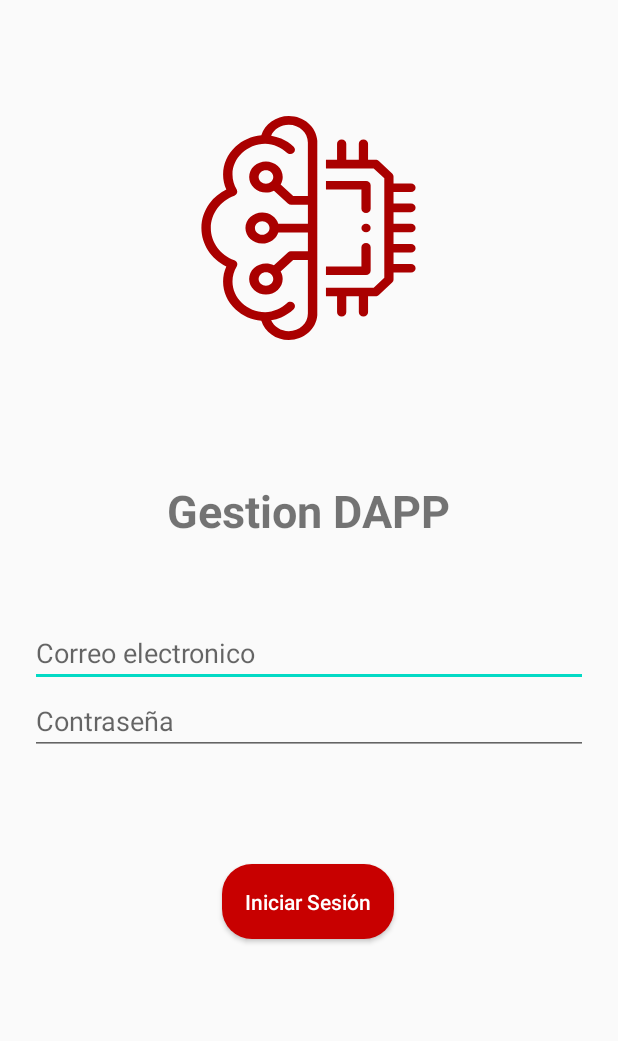
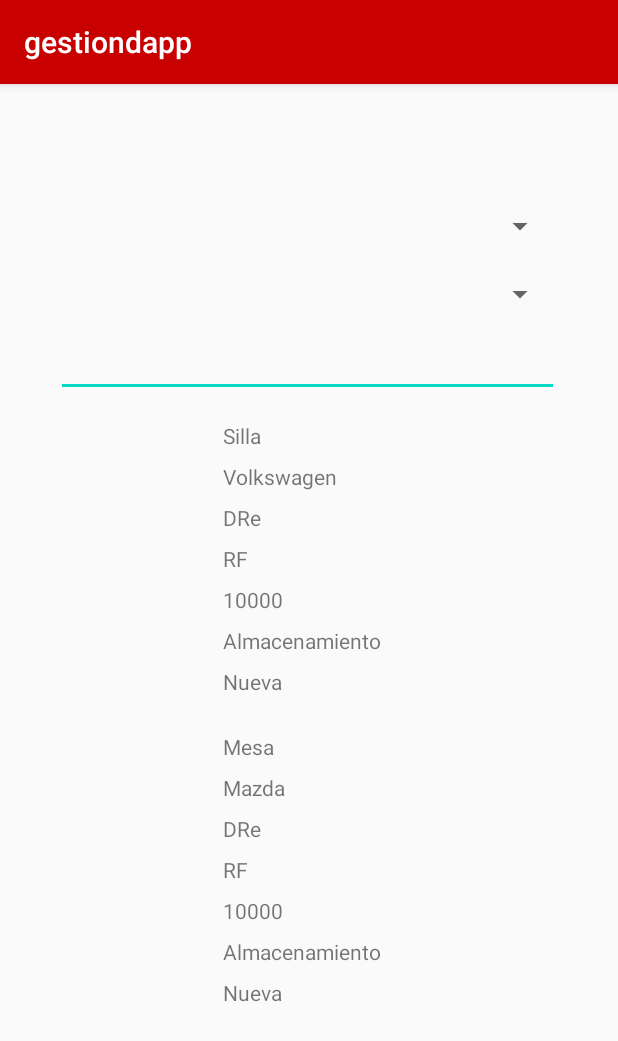
Before and after one commit to esgomezse/gestiondapp, an Android app: the screen it shows after launch (LoginActivity before the commit, FilterInventoryActivity after it), on a phone screen of 412 x 824 dp. Shown: the top 1041 px of the screen. Run offline under Robolectric (Android 15) with nearby library versions, the light colour scheme and no system bars.

Commit message:
Add Adapter to Inventory Recycler

```diff
--- /dev/null
+++ b/app/src/main/java/com/umb/gestiondapp/FilterInventoryActivity.kt
@@ -0,0 +1,48 @@
+package com.umb.gestiondapp
+
+import android.os.Bundle
+import androidx.appcompat.app.AppCompatActivity
+import androidx.recyclerview.widget.LinearLayoutManager
+import com.umb.gestiondapp.adapters.InventoryAdapter
+import com.umb.gestiondapp.models.InventoryModel
+import kotlinx.android.synthetic.main.activity_inventory_filter.*
+
+
+/**
+ * Created By Juan Felipe Arango on 10/01/21
+ * Copyright ©2020 Merqueo. All rights reserved
+ */
+class FilterInventoryActivity : AppCompatActivity() {
+
+    private val inventoryAdapter by lazy { InventoryAdapter() }
+
+    override fun onCreate(savedInstanceState: Bundle?) {
+        super.onCreate(savedInstanceState)
+        setContentView(R.layout.activity_inventory_filter)
+        rcvInventory.adapter = inventoryAdapter
+        rcvInventory.layoutManager = LinearLayoutManager(this)
+        val list = listOf(
+            InventoryModel(
+                "Silla",
+                "Volkswagen",
+                "DRe",
+                "RF",
+                "10000",
+                "Almacenamiento",
+                "Nueva",
+                ""
+            ),
+            InventoryModel(
+                "Mesa",
+                "Mazda",
+                "DRe",
+                "RF",
+                "10000",
+                "Almacenamiento",
+                "Nueva",
+                ""
+            )
+        )
+        inventoryAdapter.setList(list)
+    }
+}
--- /dev/null
+++ b/app/src/main/java/com/umb/gestiondapp/adapters/InventoryAdapter.kt
@@ -0,0 +1,47 @@
+package com.umb.gestiondapp.adapters
+
+import android.view.LayoutInflater
+import android.view.View
+import android.view.ViewGroup
+import androidx.recyclerview.widget.RecyclerView
+import com.umb.gestiondapp.R
+import com.umb.gestiondapp.models.InventoryModel
+import kotlinx.android.synthetic.main.item_inventory.view.*
+
+/**
+ * Created By Juan Felipe Arango on 10/01/21
+ * Copyright ©2020 Merqueo. All rights reserved
+ */
+class InventoryAdapter: RecyclerView.Adapter<InventoryAdapter.InventoryViewHolder>() {
+
+    private var listInventory = listOf<InventoryModel>()
+
+    inner class InventoryViewHolder(v : View) : RecyclerView.ViewHolder(v)
+
+    override fun onCreateViewHolder(parent: ViewGroup, viewType: Int): InventoryViewHolder {
+        val view =
+            LayoutInflater.from(parent.context).inflate(R.layout.item_inventory, parent, false)
+        return InventoryViewHolder(view)
+    }
+
+    override fun getItemCount() = listInventory.count()
+
+    override fun onBindViewHolder(holder: InventoryViewHolder, position: Int) {
+        val itemInventory = listInventory[position]
+        //holder.itemView.imageInventario
+        with(holder.itemView){
+            txvNombreInv.text = itemInventory.name
+            txvMarcaInv.text = itemInventory.brand
+            txvModeloInv.text = itemInventory.model
+            txvSerieInv.text = itemInventory.serie
+            txvCostoInv.text = itemInventory.price
+            txvUbicacionInv.text = itemInventory.location
+            txvEstadoInv.text = itemInventory.status
+        }
+    }
+
+    fun setList(list: List<InventoryModel>){
+        listInventory = list
+    }
+
+}
--- /dev/null
+++ b/app/src/main/java/com/umb/gestiondapp/models/InventoryModel.kt
@@ -0,0 +1,17 @@
+package com.umb.gestiondapp.models
+
+
+/**
+ * Created By Juan Felipe Arango on 11/01/21
+ * Copyright ©2020 Merqueo. All rights reserved
+ */
+data class InventoryModel (
+    val name: String,
+    val brand: String,
+    val model: String,
+    val serie: String,
+    val price: String,
+    val location: String,
+    val status: String,
+    val image: String
+)
--- /dev/null
+++ b/app/src/main/res/layout/item_inventory.xml
@@ -0,0 +1,88 @@
+<?xml version="1.0" encoding="utf-8"?>
+<androidx.constraintlayout.widget.ConstraintLayout xmlns:android="http://schemas.android.com/apk/res/android"
+    xmlns:app="http://schemas.android.com/apk/res-auto"
+    xmlns:tools="http://schemas.android.com/tools"
+    android:layout_width="match_parent"
+    android:layout_height="wrap_content"
+    android:paddingBottom="16dp">
+
+    <ImageView
+        android:id="@+id/imageInventario"
+        android:layout_width="100dp"
+        android:layout_height="100dp"
+        android:layout_margin="16dp"
+        app:layout_constraintBottom_toBottomOf="parent"
+        app:layout_constraintStart_toStartOf="parent"
+        app:layout_constraintTop_toTopOf="parent"
+        tools:srcCompat="@tools:sample/avatars" />
+
+    <TextView
+        android:id="@+id/txvNombreInv"
+        android:layout_width="0dp"
+        android:layout_height="wrap_content"
+        android:layout_margin="8dp"
+        app:layout_constraintEnd_toEndOf="parent"
+        app:layout_constraintStart_toEndOf="@+id/imageInventario"
+        app:layout_constraintTop_toTopOf="parent"
+        tools:text="Nombre" />
+
+    <TextView
+        android:id="@+id/txvMarcaInv"
+        android:layout_width="0dp"
+        android:layout_height="wrap_content"
+        android:layout_margin="8dp"
+        app:layout_constraintTop_toBottomOf="@+id/txvNombreInv"
+        app:layout_constraintStart_toEndOf="@+id/imageInventario"
+        app:layout_constraintEnd_toEndOf="parent"
+        tools:text="Marca" />
+
+    <TextView
+        android:id="@+id/txvModeloInv"
+        android:layout_width="0dp"
+        android:layout_height="wrap_content"
+        android:layout_margin="8dp"
+        app:layout_constraintTop_toBottomOf="@+id/txvMarcaInv"
+        app:layout_constraintStart_toEndOf="@+id/imageInventario"
+        app:layout_constraintEnd_toEndOf="parent"
+        tools:text="Modelo" />
+
+    <TextView
+        android:id="@+id/txvSerieInv"
+        android:layout_width="0dp"
+        android:layout_height="wrap_content"
+        android:layout_margin="8dp"
+        app:layout_constraintTop_toBottomOf="@+id/txvModeloInv"
+        app:layout_constraintStart_toEndOf="@+id/imageInventario"
+        app:layout_constraintEnd_toEndOf="parent"
+        tools:text="Serie" />
+
+    <TextView
+        android:id="@+id/txvCostoInv"
+        android:layout_width="0dp"
+        android:layout_height="wrap_content"
+        android:layout_margin="8dp"
+        app:layout_constraintTop_toBottomOf="@+id/txvSerieInv"
+        app:layout_constraintStart_toEndOf="@+id/imageInventario"
+        app:layout_constraintEnd_toEndOf="parent"
+        tools:text="Costo" />
+
+    <TextView
+        android:id="@+id/txvUbicacionInv"
+        android:layout_width="0dp"
+        android:layout_height="wrap_content"
+        android:layout_margin="8dp"
+        app:layout_constraintTop_toBottomOf="@+id/txvCostoInv"
+        app:layout_constraintStart_toEndOf="@+id/imageInventario"
+        app:layout_constraintEnd_toEndOf="parent"
+        tools:text="Ubicación" />
+
+    <TextView
+        android:id="@+id/txvEstadoInv"
+        android:layout_width="0dp"
+        android:layout_height="wrap_content"
+        android:layout_margin="8dp"
+        app:layout_constraintTop_toBottomOf="@+id/txvUbicacionInv"
+        app:layout_constraintStart_toEndOf="@+id/imageInventario"
+        app:layout_constraintEnd_toEndOf="parent"
+        tools:text="Estado" />
+</androidx.constraintlayout.widget.ConstraintLayout>
```
Also changed, not shown: app/src/main/AndroidManifest.xml (+7 -5 lines), app/src/main/res/layout/activity_inventory_filter.xml (renamed from app/src/main/res/layout/lista_itprestamo.xml, +24 -25 lines), app/src/main/res/layout/iteminventario.xml (deleted, +0 -107 lines), app/src/main/res/layout/itemprestamo.xml (deleted, +0 -107 lines), app/src/main/res/layout/item_loan.xml (renamed from app/src/main/res/layout/item_info_prestamo.xml).
